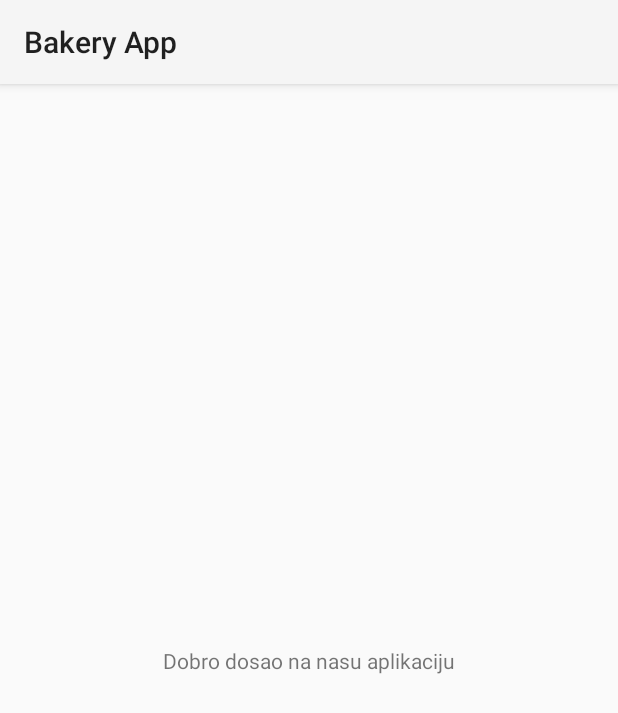
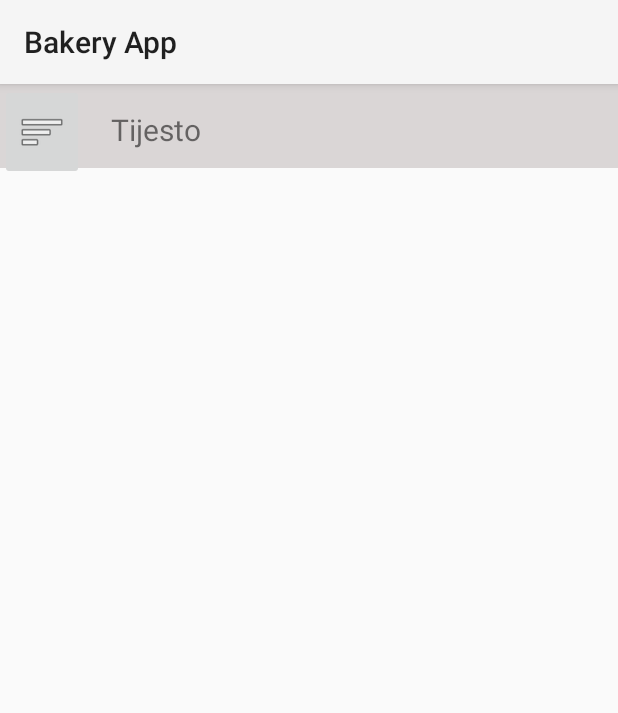
Before and after one commit to CaniTanushaj/RNMA, an Android app: the ProfileActivity screen opened directly, with no data from a screen before it, on a phone screen of 412 x 824 dp. Shown: the top 713 px of the screen. Run offline under Robolectric (Android 15) with nearby library versions, the phone set to English and light mode, and no system bars; our stand-ins replace Firebase (no records; nobody signed in at launch, a user with empty details on screens opened directly).

Commit message:
added activity after login

```diff
--- a/app/build.gradle
+++ b/app/build.gradle
@@ -35,7 +35,12 @@ dependencies {
     implementation 'com.google.android.material:material:1.10.0'
     implementation 'androidx.constraintlayout:constraintlayout:2.1.4'
     implementation 'com.google.firebase:firebase-auth:22.3.0'
+    implementation 'com.google.firebase:firebase-database:20.3.0'
     testImplementation 'junit:junit:4.13.2'
     androidTestImplementation 'androidx.test.ext:junit:1.1.5'
     androidTestImplementation 'androidx.test.espresso:espresso-core:3.5.1'
+    implementation 'androidx.appcompat:appcompat:1.4.0'
+    implementation 'com.google.android.material:material:1.5.0'
+    implementation 'androidx.navigation:navigation-fragment:2.4.0'
+    implementation 'androidx.navigation:navigation-ui:2.4.0'
 }
--- a/app/src/main/res/layout/activity_profile.xml
+++ b/app/src/main/res/layout/activity_profile.xml
@@ -1,17 +1,56 @@
 <?xml version="1.0" encoding="utf-8"?>
-<androidx.constraintlayout.widget.ConstraintLayout xmlns:android="http://schemas.android.com/apk/res/android"
+<androidx.drawerlayout.widget.DrawerLayout
+    xmlns:android="http://schemas.android.com/apk/res/android"
     xmlns:app="http://schemas.android.com/apk/res-auto"
     xmlns:tools="http://schemas.android.com/tools"
+    android:id="@+id/drawerLayout"
     android:layout_width="match_parent"
-             android:layout_height="match_parent">
+    android:layout_height="match_parent"
+    tools:context=".ProfileActivity">
 
-    <TextView
-        android:id="@+id/textView2"
-        android:layout_width="wrap_content"
-        android:layout_height="wrap_content"
-        android:text="Dobro dosao na nasu aplikaciju"
-        app:layout_constraintBottom_toBottomOf="parent"
-        app:layout_constraintEnd_toEndOf="parent"
-        app:layout_constraintStart_toStartOf="parent"
-        app:layout_constraintTop_toTopOf="parent" />
-</androidx.constraintlayout.widget.ConstraintLayout>
+    <!-- Main content -->
+    <RelativeLayout
+        android:layout_width="match_parent"
+        android:layout_height="match_parent">
+
+        <!-- Toolbar with three lines icon for Navigation Drawer -->
+        <androidx.appcompat.widget.Toolbar
+            android:id="@+id/toolbar"
+            android:layout_width="match_parent"
+            android:layout_height="?attr/actionBarSize"
+            android:background="#DAD6D6"
+            app:layout_constraintTop_toTopOf="parent"
+            app:popupTheme="@style/ThemeOverlay.AppCompat.Light" />
+
+
+        <!-- ViewPager to hold the fragments for each tab -->
+        <androidx.viewpager.widget.ViewPager
+            android:id="@+id/viewPager"
+            android:layout_width="match_parent"
+            android:layout_height="match_parent"
+            android:layout_below="@id/toolbar" >
+
+        </androidx.viewpager.widget.ViewPager>
+
+        <ImageButton
+            android:id="@+id/menuButton"
+            android:layout_width="wrap_content"
+            android:layout_height="64dp"
+            app:srcCompat="@android:drawable/ic_menu_sort_by_size" />
+
+        <TextView
+            android:id="@+id/textView2"
+            android:layout_width="wrap_content"
+            android:layout_height="wrap_content"
+            android:layout_alignBottom="@+id/menuButton"
+            android:layout_alignParentEnd="true"
+            android:layout_marginEnd="278dp"
+            android:layout_marginBottom="20dp"
+            android:text="Tijesto"
+            android:textColorHint="#FFFFFF"
+            android:textSize="20sp" />
+
+    </RelativeLayout>
+
+
+</androidx.drawerlayout.widget.DrawerLayout>
```
Also changed, not shown: app/src/main/java/ba/fsre/bakeryapp/ProfileActivity.java (line endings or trailing spaces).
